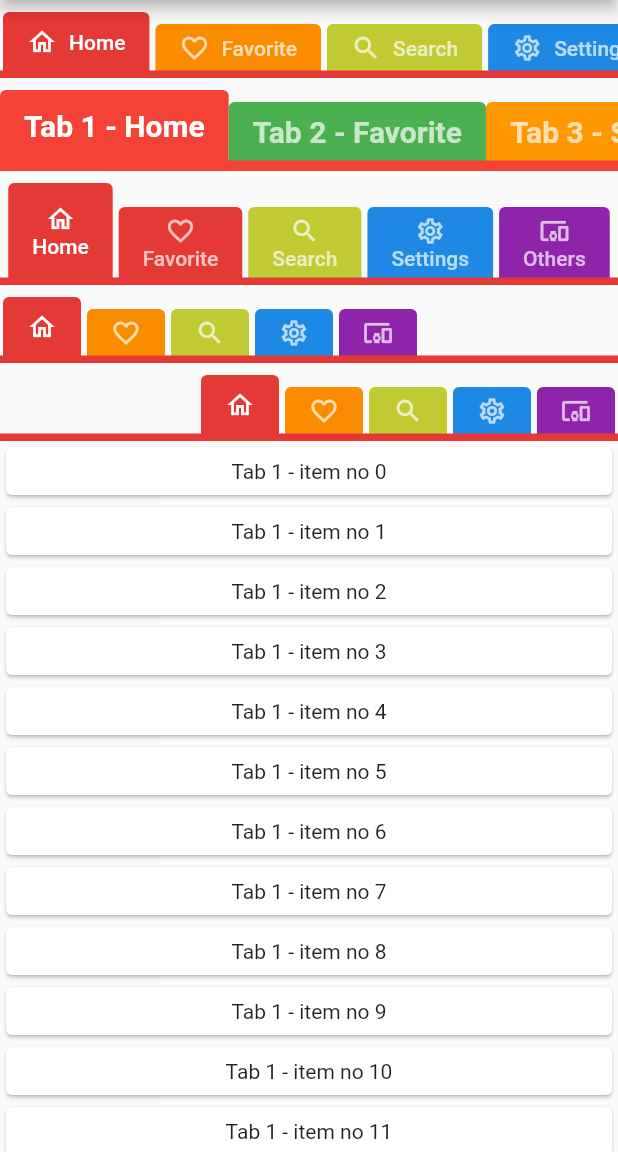
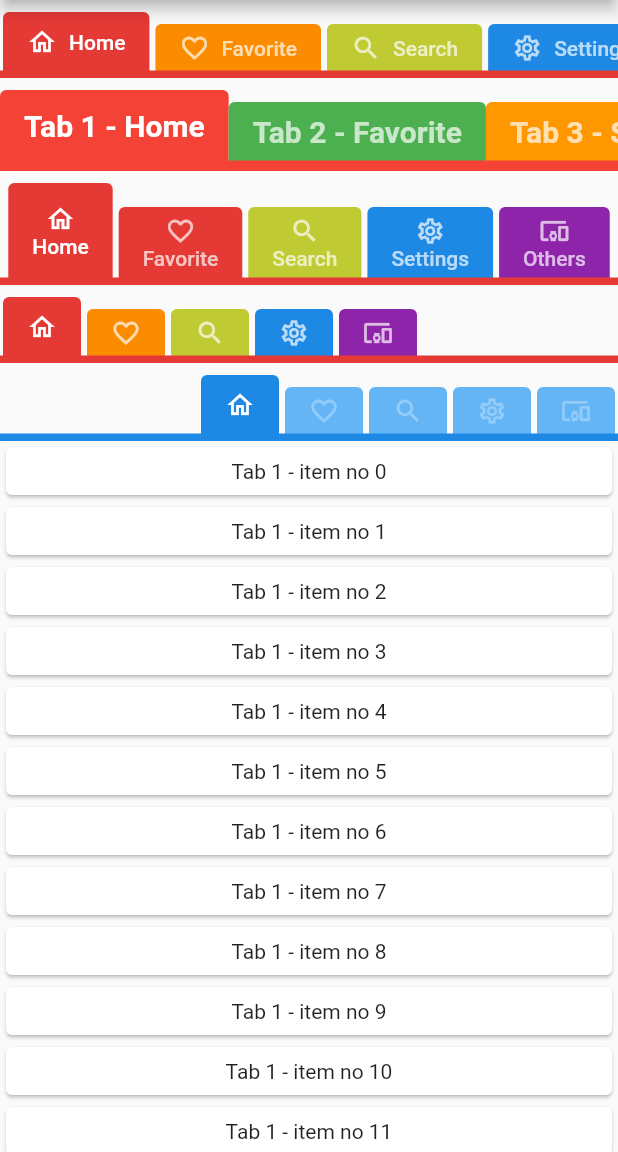
Before and after one commit to datdescartes/flutter_colorful_tab, a Flutter app: the screen it shows after launch, on a phone screen of 412 x 824 dp, the part 84-1236 px from its top. Run offline on Flutter 3.47's test engine with Material 2 defaults, Android fonts, the phone set to English and light mode, and no system bars.

Commit message:
updated sample project, demo gif image

```diff
--- a/example/lib/main.dart
+++ b/example/lib/main.dart
@@ -189,22 +189,29 @@ class _MyHomePageState extends State<MyHomePage>
             ),
             ColorfulTabBar(
               alignment: TabAxisAlignment.end,
+              labelColor: Colors.white,
+              unselectedLabelColor: Colors.white30,
               tabs: [
                 TabItem(
                     title: Icon(Icons.home_outlined),
-                    color: Colors.red.shade600),
+                    color: Colors.blue.shade600,
+                    unselectedColor: Colors.blue.shade400),
                 TabItem(
                     title: Icon(Icons.favorite_outline),
-                    color: Colors.orange.shade600),
+                    color: Colors.blue.shade600,
+                    unselectedColor: Colors.blue.shade300),
                 TabItem(
                     title: Icon(Icons.search_outlined),
-                    color: Colors.lime.shade600),
+                    color: Colors.blue.shade600,
+                    unselectedColor: Colors.blue.shade300),
                 TabItem(
                     title: Icon(Icons.settings_outlined),
-                    color: Colors.blue.shade600),
+                    color: Colors.blue.shade600,
+                    unselectedColor: Colors.blue.shade300),
                 TabItem(
                     title: Icon(Icons.devices_other_outlined),
-                    color: Colors.purple.shade600),
+                    color: Colors.blue.shade600,
+                    unselectedColor: Colors.blue.shade300),
               ],
               controller: _tabController,
             ),
--- a/lib/flutter_colorful_tab.dart
+++ b/lib/flutter_colorful_tab.dart
@@ -2,8 +2,6 @@ library flutter_colorful_tab;
 
 import 'dart:math';
 import 'dart:ui';
-
-import 'package:flutter/cupertino.dart';
 import 'package:flutter/material.dart';
 import 'package:flutter/rendering.dart';
 
```
Also changed, not shown: demo.gif, example/pubspec.lock, pubspec.lock, 2 other files.
